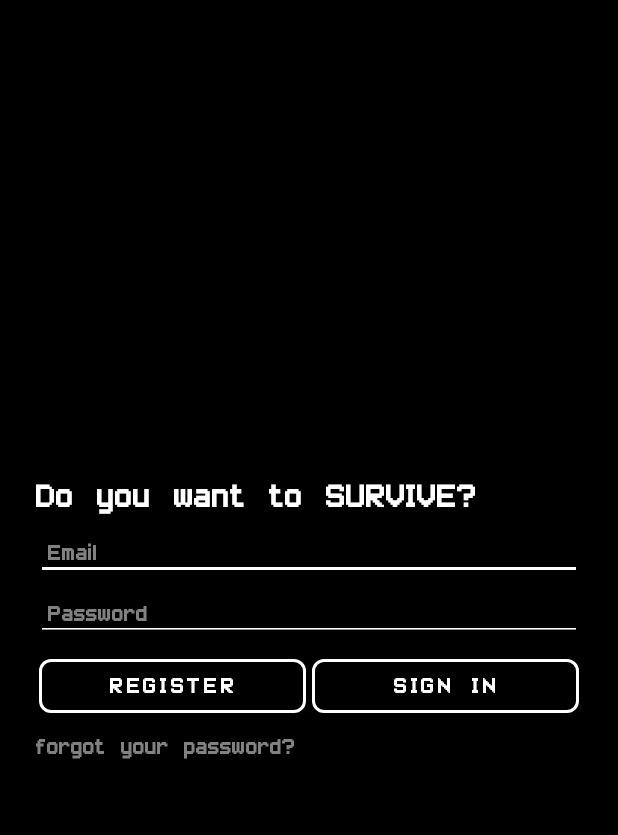
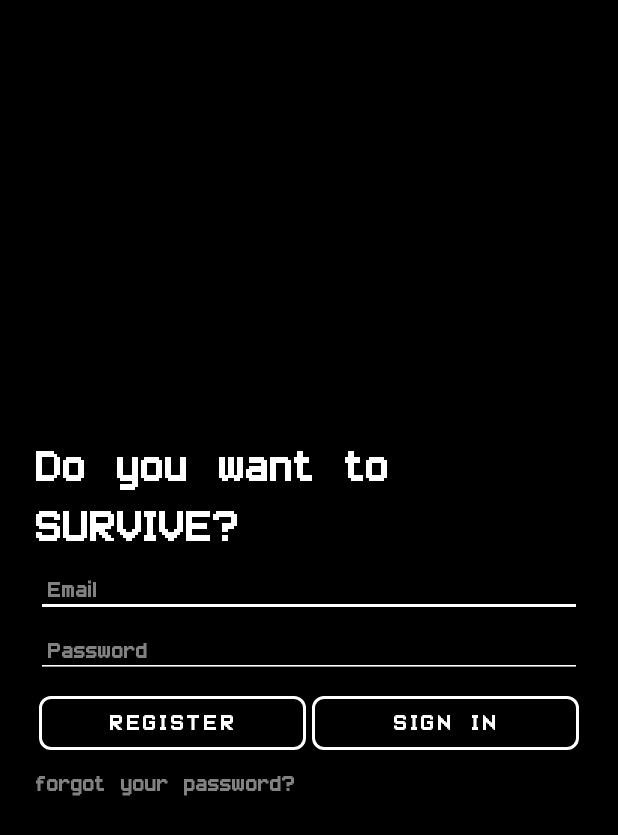
Before and after one commit to guybloo/Apoc, an Android app: the screen it shows after launch (Registration), on a phone screen of 412 x 824 dp. Shown: the top 835 px of the screen. Run offline under Robolectric (Android 15) with nearby library versions, the phone set to English and light mode, and no system bars; our stand-ins replace Firebase (no records; nobody signed in at launch, a user with empty details on screens opened directly).

Commit message:
font size2

```diff
--- a/app/src/main/res/values/styles.xml
+++ b/app/src/main/res/values/styles.xml
@@ -25,7 +25,7 @@
         <item name="android:layout_rowWeight">1</item>
     </style>
     <style name="PageTitle" parent="Widget.AppCompat.TextView">
-        <item name="android:textSize">30dp</item>
+        <item name="android:textSize">40dp</item>
     </style>
     <style name="EditTextStyle" parent="@android:style/Widget.EditText">
         <item name="android:backgroundTint">#FFFFFF</item>
```
